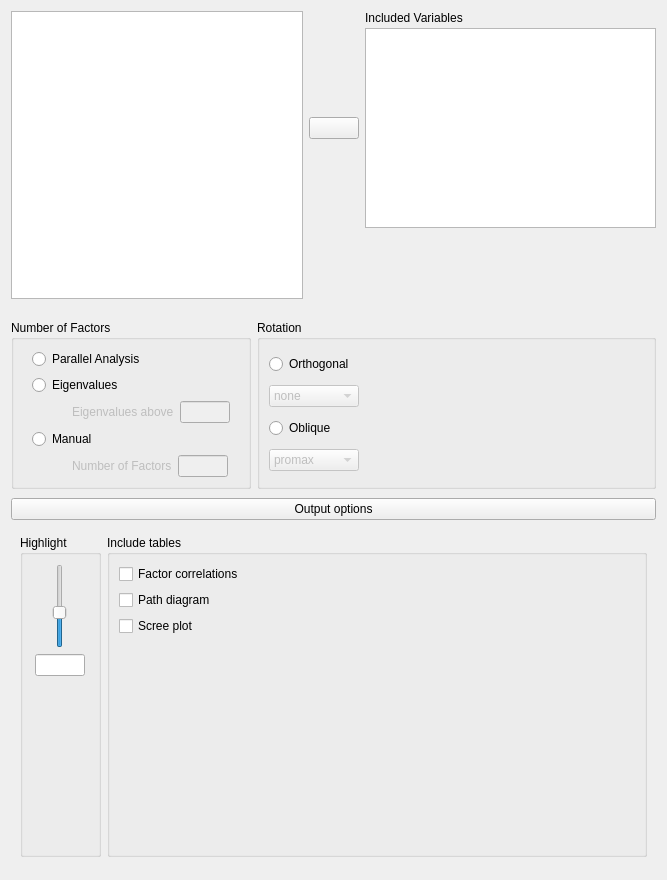
First picture: the form in JASP-Desktop/analysisforms/Common/principalcomponentanalysisform.ui, repository jasp-stats/jasp-desktop, before the edit.
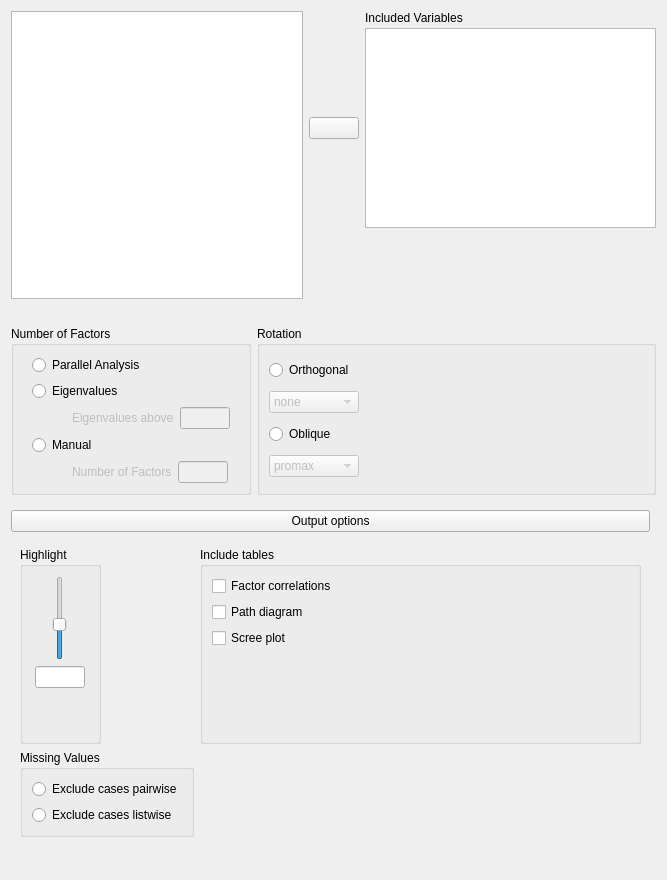
Second picture: the form after the edit. Custom widgets are drawn as their Qt base class.

Commit message: added missing value handling and started on new unit tests

What changed in the file:
```diff
--- a/JASP-Desktop/analysisforms/Common/principalcomponentanalysisform.ui
+++ b/JASP-Desktop/analysisforms/Common/principalcomponentanalysisform.ui
@@ -20,10 +20,335 @@
    <string>Form</string>
   </property>
   <layout class="QGridLayout" name="gridLayout_7">
-   <property name="verticalSpacing">
-    <number>0</number>
-   </property>
-   <item row="0" column="0" colspan="3">
+   <item row="1" column="0" colspan="2">
+    <widget class="QWidget" name="widget" native="true">
+     <layout class="QGridLayout" name="gridLayout_2">
+      <property name="leftMargin">
+       <number>0</number>
+      </property>
+      <property name="rightMargin">
+       <number>0</number>
+      </property>
+      <property name="bottomMargin">
+       <number>0</number>
+      </property>
+      <item row="0" column="0">
+       <widget class="BoundGroupBox" name="factorMethod">
+        <property name="sizePolicy">
+         <sizepolicy hsizetype="Preferred" vsizetype="Preferred">
+          <horstretch>0</horstretch>
+          <verstretch>0</verstretch>
+         </sizepolicy>
+        </property>
+        <property name="minimumSize">
+         <size>
+          <width>240</width>
+          <height>0</height>
+         </size>
+        </property>
+        <property name="title">
+         <string>Number of Factors</string>
+        </property>
+        <layout class="QGridLayout" name="gridLayout_5">
+         <item row="3" column="0">
+          <widget class="QRadioButton" name="_2manual">
+           <property name="sizePolicy">
+            <sizepolicy hsizetype="Fixed" vsizetype="Fixed">
+             <horstretch>0</horstretch>
+             <verstretch>0</verstretch>
+            </sizepolicy>
+           </property>
+           <property name="text">
+            <string>Manual</string>
+           </property>
+          </widget>
+         </item>
+         <item row="2" column="0">
+          <widget class="QWidget" name="nFactorWidget_2" native="true">
+           <property name="enabled">
+            <bool>true</bool>
+           </property>
+           <property name="sizePolicy">
+            <sizepolicy hsizetype="Fixed" vsizetype="Fixed">
+             <horstretch>0</horstretch>
+             <verstretch>0</verstretch>
+            </sizepolicy>
+           </property>
+           <layout class="QGridLayout" name="gridLayout_20">
+            <property name="leftMargin">
+             <number>40</number>
+            </property>
+            <property name="topMargin">
+             <number>0</number>
+            </property>
+            <property name="rightMargin">
+             <number>0</number>
+            </property>
+            <property name="bottomMargin">
+             <number>0</number>
+            </property>
+            <item row="0" column="0">
+             <widget class="QLabel" name="EigenText">
+              <property name="enabled">
+               <bool>false</bool>
+              </property>
+              <property name="sizePolicy">
+               <sizepolicy hsizetype="Fixed" vsizetype="Fixed">
+                <horstretch>0</horstretch>
+                <verstretch>0</verstretch>
+               </sizepolicy>
+              </property>
+              <property name="text">
+               <string>Eigenvalues above</string>
+              </property>
+             </widget>
+            </item>
+            <item row="0" column="1">
+             <widget class="BoundTextBox" name="eigenValuesBox">
+              <property name="enabled">
+               <bool>false</bool>
+              </property>
+              <property name="sizePolicy">
+               <sizepolicy hsizetype="Fixed" vsizetype="Fixed">
+                <horstretch>0</horstretch>
+                <verstretch>0</verstretch>
+               </sizepolicy>
+              </property>
+              <property name="maximumSize">
+               <size>
+                <width>50</width>
+                <height>16777215</height>
+               </size>
+              </property>
+             </widget>
+            </item>
+           </layout>
+          </widget>
+         </item>
+         <item row="5" column="0">
+          <widget class="QWidget" name="nFactorWidget" native="true">
+           <property name="enabled">
+            <bool>true</bool>
+           </property>
+           <property name="sizePolicy">
+            <sizepolicy hsizetype="Fixed" vsizetype="Fixed">
+             <horstretch>0</horstretch>
+             <verstretch>0</verstretch>
+            </sizepolicy>
+           </property>
+           <layout class="QGridLayout" name="gridLayout_16">
+            <property name="leftMargin">
+             <number>40</number>
+            </property>
+            <property name="topMargin">
+             <number>0</number>
+            </property>
+            <property name="rightMargin">
+             <number>0</number>
+            </property>
+            <property name="bottomMargin">
+             <number>0</number>
+            </property>
+            <item row="0" column="0">
+             <widget class="QLabel" name="nFactorText">
+              <property name="enabled">
+               <bool>false</bool>
+              </property>
+              <property name="sizePolicy">
+               <sizepolicy hsizetype="Fixed" vsizetype="Fixed">
+                <horstretch>0</horstretch>
+                <verstretch>0</verstretch>
+               </sizepolicy>
+              </property>
+              <property name="text">
+               <string>Number of Factors</string>
+              </property>
+             </widget>
+            </item>
+            <item row="0" column="1">
+             <widget class="BoundTextBox" name="numberOfFactors">
+              <property name="enabled">
+               <bool>false</bool>
+              </property>
+              <property name="sizePolicy">
+               <sizepolicy hsizetype="Fixed" vsizetype="Fixed">
+                <horstretch>0</horstretch>
+                <verstretch>0</verstretch>
+               </sizepolicy>
+              </property>
+              <property name="maximumSize">
+               <size>
+                <width>50</width>
+                <height>16777215</height>
+               </size>
+              </property>
+             </widget>
+            </item>
+           </layout>
+          </widget>
+         </item>
+         <item row="1" column="0">
+          <widget class="QRadioButton" name="_1eigenvalues">
+           <property name="sizePolicy">
+            <sizepolicy hsizetype="Fixed" vsizetype="Fixed">
+             <horstretch>0</horstretch>
+             <verstretch>0</verstretch>
+            </sizepolicy>
+           </property>
+           <property name="text">
+            <string>Eigenvalues</string>
+           </property>
+          </widget>
+         </item>
+         <item row="0" column="0">
+          <widget class="QRadioButton" name="_3ParallelAnalysis">
+           <property name="sizePolicy">
+            <sizepolicy hsizetype="Fixed" vsizetype="Fixed">
+             <horstretch>0</horstretch>
+             <verstretch>0</verstretch>
+            </sizepolicy>
+           </property>
+           <property name="text">
+            <string>Parallel Analysis</string>
+           </property>
+          </widget>
+         </item>
+        </layout>
+       </widget>
+      </item>
+      <item row="0" column="1">
+       <widget class="BoundGroupBox" name="rotationMethod">
+        <property name="sizePolicy">
+         <sizepolicy hsizetype="Preferred" vsizetype="Preferred">
+          <horstretch>0</horstretch>
+          <verstretch>0</verstretch>
+         </sizepolicy>
+        </property>
+        <property name="minimumSize">
+         <size>
+          <width>240</width>
+          <height>0</height>
+         </size>
+        </property>
+        <property name="title">
+         <string>Rotation</string>
+        </property>
+        <layout class="QGridLayout" name="gridLayout_37">
+         <item row="5" column="0">
+          <widget class="BoundComboBox" name="obliqueSelector">
+           <property name="enabled">
+            <bool>false</bool>
+           </property>
+           <item>
+            <property name="text">
+             <string>promax</string>
+            </property>
+           </item>
+           <item>
+            <property name="text">
+             <string>oblimin</string>
+            </property>
+           </item>
+           <item>
+            <property name="text">
+             <string>simplimax</string>
+            </property>
+           </item>
+           <item>
+            <property name="text">
+             <string>bentlerQ</string>
+            </property>
+           </item>
+           <item>
+            <property name="text">
+             <string>biquartimin</string>
+            </property>
+           </item>
+           <item>
+            <property name="text">
+             <string>cluster</string>
+            </property>
+           </item>
+          </widget>
+         </item>
+         <item row="4" column="0">
+          <widget class="QRadioButton" name="_2oblique">
+           <property name="sizePolicy">
+            <sizepolicy hsizetype="Fixed" vsizetype="Fixed">
+             <horstretch>0</horstretch>
+             <verstretch>0</verstretch>
+            </sizepolicy>
+           </property>
+           <property name="text">
+            <string>Oblique</string>
+           </property>
+          </widget>
+         </item>
+         <item row="2" column="0">
+          <widget class="BoundComboBox" name="orthogonalSelector">
+           <property name="enabled">
+            <bool>false</bool>
+           </property>
+           <item>
+            <property name="text">
+             <string>none</string>
+            </property>
+           </item>
+           <item>
+            <property name="text">
+             <string>varimax</string>
+            </property>
+           </item>
+           <item>
+            <property name="text">
+             <string>quartimax</string>
+            </property>
+           </item>
+           <item>
+            <property name="text">
+             <string>bentlerT</string>
+            </property>
+           </item>
+           <item>
+            <property name="text">
+             <string>equamax</string>
+            </property>
+           </item>
+          </widget>
+         </item>
+         <item row="1" column="0">
+          <widget class="QRadioButton" name="_1orthogonal">
+           <property name="sizePolicy">
+            <sizepolicy hsizetype="Fixed" vsizetype="Fixed">
+             <horstretch>0</horstretch>
+             <verstretch>0</verstretch>
+            </sizepolicy>
+           </property>
+           <property name="text">
+            <string>Orthogonal</string>
+           </property>
+          </widget>
+         </item>
+         <item row="2" column="1">
+          <spacer name="horizontalSpacer">
+           <property name="orientation">
+            <enum>Qt::Horizontal</enum>
+           </property>
+           <property name="sizeHint" stdset="0">
+            <size>
+             <width>40</width>
+             <height>20</height>
+            </size>
+           </property>
+          </spacer>
+         </item>
+        </layout>
+       </widget>
+      </item>
+     </layout>
+    </widget>
+   </item>
+   <item row="0" column="0" colspan="2">
     <widget class="QWidget" name="topWidget" native="true">
      <property name="sizePolicy">
       <sizepolicy hsizetype="Preferred" vsizetype="Fixed">
@@ -138,7 +463,7 @@
      </layout>
     </widget>
    </item>
-   <item row="2" column="0" colspan="3">
+   <item row="2" column="0">
     <widget class="QWidget" name="widget_9" native="true">
      <property name="sizePolicy">
       <sizepolicy hsizetype="Preferred" vsizetype="Preferred">
@@ -292,323 +617,8 @@
            </layout>
           </widget>
          </item>
-        </layout>
-       </widget>
-      </item>
-     </layout>
-    </widget>
-   </item>
-   <item row="1" column="0" colspan="3">
-    <widget class="QWidget" name="widget" native="true">
-     <layout class="QGridLayout" name="gridLayout_2">
-      <property name="leftMargin">
-       <number>0</number>
-      </property>
-      <property name="rightMargin">
-       <number>0</number>
-      </property>
-      <property name="bottomMargin">
-       <number>0</number>
-      </property>
-      <item row="0" column="0">
-       <widget class="BoundGroupBox" name="factorMethod">
-        <property name="sizePolicy">
-         <sizepolicy hsizetype="Preferred" vsizetype="Preferred">
-          <horstretch>0</horstretch>
-          <verstretch>0</verstretch>
-         </sizepolicy>
-        </property>
-        <property name="minimumSize">
-         <size>
-          <width>240</width>
-          <height>0</height>
-         </size>
-        </property>
-        <property name="title">
-         <string>Number of Factors</string>
-        </property>
-        <layout class="QGridLayout" name="gridLayout_5">
-         <item row="3" column="0">
-          <widget class="QRadioButton" name="_2manual">
-           <property name="sizePolicy">
-            <sizepolicy hsizetype="Fixed" vsizetype="Fixed">
-             <horstretch>0</horstretch>
-             <verstretch>0</verstretch>
-            </sizepolicy>
-           </property>
-           <property name="text">
-            <string>Manual</string>
-           </property>
-          </widget>
-         </item>
-         <item row="2" column="0">
-          <widget class="QWidget" name="nFactorWidget_2" native="true">
-           <property name="enabled">
-            <bool>true</bool>
-           </property>
-           <property name="sizePolicy">
-            <sizepolicy hsizetype="Fixed" vsizetype="Fixed">
-             <horstretch>0</horstretch>
-             <verstretch>0</verstretch>
-            </sizepolicy>
-           </property>
-           <layout class="QGridLayout" name="gridLayout_20">
-            <property name="leftMargin">
-             <number>40</number>
-            </property>
-            <property name="topMargin">
-             <number>0</number>
-            </property>
-            <property name="rightMargin">
-             <number>0</number>
-            </property>
-            <property name="bottomMargin">
-             <number>0</number>
-            </property>
-            <item row="0" column="0">
-             <widget class="QLabel" name="EigenText">
-              <property name="enabled">
-               <bool>false</bool>
-              </property>
-              <property name="sizePolicy">
-               <sizepolicy hsizetype="Fixed" vsizetype="Fixed">
-                <horstretch>0</horstretch>
-                <verstretch>0</verstretch>
-               </sizepolicy>
-              </property>
-              <property name="text">
-               <string>Eigenvalues above</string>
-              </property>
-             </widget>
-            </item>
-            <item row="0" column="1">
-             <widget class="BoundTextBox" name="eigenValuesBox">
-              <property name="enabled">
-               <bool>false</bool>
-              </property>
-              <property name="sizePolicy">
-               <sizepolicy hsizetype="Fixed" vsizetype="Fixed">
-                <horstretch>0</horstretch>
-                <verstretch>0</verstretch>
-               </sizepolicy>
-              </property>
-              <property name="maximumSize">
-               <size>
-                <width>50</width>
-                <height>16777215</height>
-               </size>
-              </property>
-             </widget>
-            </item>
-           </layout>
-          </widget>
-         </item>
-         <item row="5" column="0">
-          <widget class="QWidget" name="nFactorWidget" native="true">
-           <property name="enabled">
-            <bool>true</bool>
-           </property>
-           <property name="sizePolicy">
-            <sizepolicy hsizetype="Fixed" vsizetype="Fixed">
-             <horstretch>0</horstretch>
-             <verstretch>0</verstretch>
-            </sizepolicy>
-           </property>
-           <layout class="QGridLayout" name="gridLayout_16">
-            <property name="leftMargin">
-             <number>40</number>
-            </property>
-            <property name="topMargin">
-             <number>0</number>
-            </property>
-            <property name="rightMargin">
-             <number>0</number>
-            </property>
-            <property name="bottomMargin">
-             <number>0</number>
-            </property>
-            <item row="0" column="0">
-             <widget class="QLabel" name="nFactorText">
-              <property name="enabled">
-               <bool>false</bool>
-              </property>
-              <property name="sizePolicy">
-               <sizepolicy hsizetype="Fixed" vsizetype="Fixed">
-                <horstretch>0</horstretch>
-                <verstretch>0</verstretch>
-               </sizepolicy>
-              </property>
-              <property name="text">
-               <string>Number of Factors</string>
-              </property>
-             </widget>
-            </item>
-            <item row="0" column="1">
-             <widget class="BoundTextBox" name="numberOfFactors">
-              <property name="enabled">
-               <bool>false</bool>
-              </property>
-              <property name="sizePolicy">
-               <sizepolicy hsizetype="Fixed" vsizetype="Fixed">
-                <horstretch>0</horstretch>
-                <verstretch>0</verstretch>
-               </sizepolicy>
-              </property>
-              <property name="maximumSize">
-               <size>
-                <width>50</width>
-                <height>16777215</height>
-               </size>
-              </property>
-             </widget>
-            </item>
-           </layout>
-          </widget>
-         </item>
-         <item row="1" column="0">
-          <widget class="QRadioButton" name="_1eigenvalues">
-           <property name="sizePolicy">
-            <sizepolicy hsizetype="Fixed" vsizetype="Fixed">
-             <horstretch>0</horstretch>
-             <verstretch>0</verstretch>
-            </sizepolicy>
-           </property>
-           <property name="text">
-            <string>Eigenvalues</string>
-           </property>
-          </widget>
-         </item>
-         <item row="0" column="0">
-          <widget class="QRadioButton" name="_3ParallelAnalysis">
-           <property name="sizePolicy">
-            <sizepolicy hsizetype="Fixed" vsizetype="Fixed">
-             <horstretch>0</horstretch>
-             <verstretch>0</verstretch>
-            </sizepolicy>
-           </property>
-           <property name="text">
-            <string>Parallel Analysis</string>
-           </property>
-          </widget>
-         </item>
-        </layout>
-       </widget>
-      </item>
-      <item row="0" column="1">
-       <widget class="BoundGroupBox" name="rotationMethod">
-        <property name="sizePolicy">
-         <sizepolicy hsizetype="Preferred" vsizetype="Preferred">
-          <horstretch>0</horstretch>
-          <verstretch>0</verstretch>
-         </sizepolicy>
-        </property>
-        <property name="minimumSize">
-         <size>
-          <width>240</width>
-          <height>0</height>
-         </size>
-        </property>
-        <property name="title">
-         <string>Rotation</string>
-        </property>
-        <layout class="QGridLayout" name="gridLayout_37">
-         <item row="5" column="0">
-          <widget class="BoundComboBox" name="obliqueSelector">
-           <property name="enabled">
-            <bool>false</bool>
-           </property>
-           <item>
-            <property name="text">
-             <string>promax</string>
-            </property>
-           </item>
-           <item>
-            <property name="text">
-             <string>oblimin</string>
-            </property>
-           </item>
-           <item>
-            <property name="text">
-             <string>simplimax</string>
-            </property>
-           </item>
-           <item>
-            <property name="text">
-             <string>bentlerQ</string>
-            </property>
-           </item>
-           <item>
-            <property name="text">
-             <string>biquartimin</string>
-            </property>
-           </item>
-           <item>
-            <property name="text">
-             <string>cluster</string>
-            </property>
-           </item>
-          </widget>
-         </item>
-         <item row="4" column="0">
-          <widget class="QRadioButton" name="_2oblique">
-           <property name="sizePolicy">
-            <sizepolicy hsizetype="Fixed" vsizetype="Fixed">
-             <horstretch>0</horstretch>
-             <verstretch>0</verstretch>
-            </sizepolicy>
-           </property>
-           <property name="text">
-            <string>Oblique</string>
-           </property>
-          </widget>
-         </item>
-         <item row="2" column="0">
-          <widget class="BoundComboBox" name="orthogonalSelector">
-           <property name="enabled">
-            <bool>false</bool>
-           </property>
-           <item>
-            <property name="text">
-             <string>none</string>
-            </property>
-           </item>
-           <item>
-            <property name="text">
-             <string>varimax</string>
-            </property>
-           </item>
-           <item>
-            <property name="text">
-             <string>quartimax</string>
-            </property>
-           </item>
-           <item>
-            <property name="text">
-             <string>bentlerT</string>
-            </property>
-           </item>
-           <item>
-            <property name="text">
-             <string>equamax</string>
-            </property>
-           </item>
-          </widget>
-         </item>
-         <item row="1" column="0">
-          <widget class="QRadioButton" name="_1orthogonal">
-           <property name="sizePolicy">
-            <sizepolicy hsizetype="Fixed" vsizetype="Fixed">
-             <horstretch>0</horstretch>
-             <verstretch>0</verstretch>
-            </sizepolicy>
-           </property>
-           <property name="text">
-            <string>Orthogonal</string>
-           </property>
-          </widget>
-         </item>
          <item row="2" column="1">
-          <spacer name="horizontalSpacer">
+          <spacer name="horizontalSpacer_2">
            <property name="orientation">
             <enum>Qt::Horizontal</enum>
            </property>
@@ -620,6 +630,38 @@
            </property>
           </spacer>
          </item>
+         <item row="1" column="0">
+          <widget class="BoundGroupBox" name="missingValues">
+           <property name="sizePolicy">
+            <sizepolicy hsizetype="Fixed" vsizetype="Preferred">
+             <horstretch>0</horstretch>
+             <verstretch>0</verstretch>
+            </sizepolicy>
+           </property>
+           <property name="title">
+            <string>Missing Values</string>
+           </property>
+           <property name="flat">
+            <bool>true</bool>
+           </property>
+           <layout class="QGridLayout" name="gridLayout_9">
+            <item row="0" column="0">
+             <widget class="QRadioButton" name="_1excludePairwise">
+              <property name="text">
+               <string>Exclude cases pairwise</string>
+              </property>
+             </widget>
+            </item>
+            <item row="1" column="0">
+             <widget class="QRadioButton" name="_2excludeListwise">
+              <property name="text">
+               <string>Exclude cases listwise</string>
+              </property>
+             </widget>
+            </item>
+           </layout>
+          </widget>
+         </item>
         </layout>
        </widget>
       </item>
```
Left out of the diff: 64 changed lines with no effect on the pictures. The commit also changes 5 other files.
